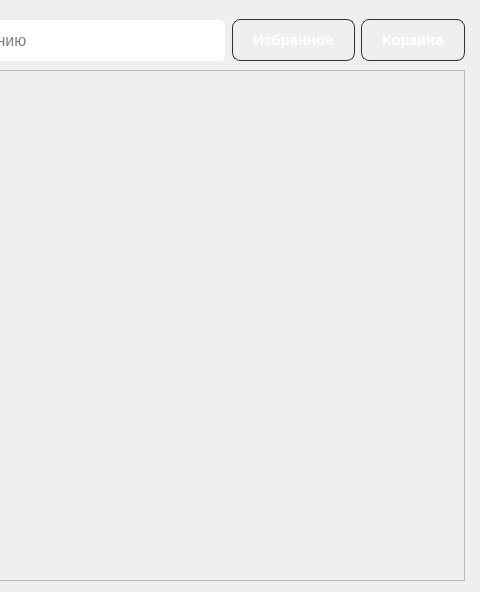
First picture: the form in source/menu/buyermenu.ui, repository gotovkk/QtMarket, before the edit; both pictures show x 316 to 796 and y 0 to 592 of the 796 by 592 pixel window.
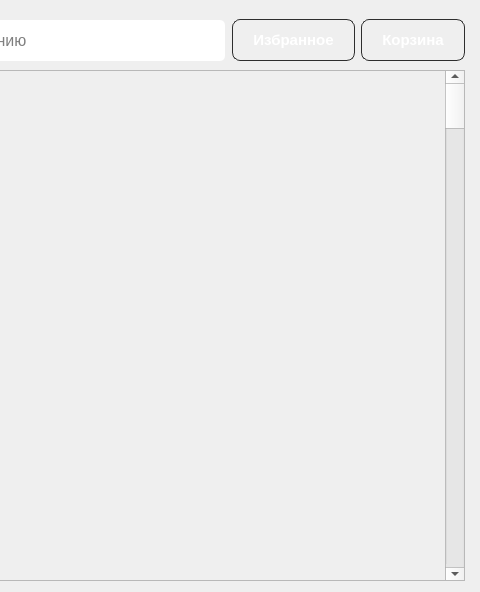
Second picture: the form after the edit. Icons and pictures are not drawn.

The edit to the form file:
```diff
--- a/source/menu/buyermenu.ui
+++ b/source/menu/buyermenu.ui
@@ -223,6 +223,19 @@
       <height>16777215</height>
      </size>
     </property>
+    <widget class="QScrollBar" name="verticalScrollBar">
+     <property name="geometry">
+      <rect>
+       <x>640</x>
+       <y>-1</y>
+       <width>20</width>
+       <height>511</height>
+      </rect>
+     </property>
+     <property name="orientation">
+      <enum>Qt::Orientation::Vertical</enum>
+     </property>
+    </widget>
    </widget>
   </widget>
  </widget>
```
